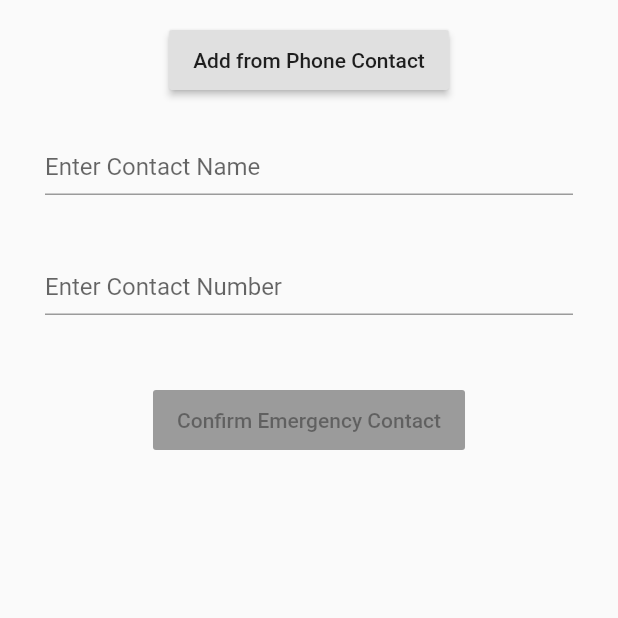
After one commit to laipenghung/Bundle-Of-Joy, a Flutter app: the EmergencyContactTab screen opened directly, after a tap on "Add Contact", on a phone screen of 412 x 824 dp, the top half of it. The commit adds this screen. Run offline on Flutter 3.47's test engine with Material 2 defaults, Android fonts, the phone set to English and light mode, and no system bars; our stand-ins replace cloud_firestore, firebase_auth, firebase_core, flutter_signin_button, fluttertoast, font_awesome_flutter and 1 more; missing offline and left inert: contact_picker, flare_splash_screen, flutter_facebook_login; accounts and stored records are empty.

Commit message:
Update Emergency Contact
Upload incase anything goes wrong

```diff
--- /dev/null
+++ b/main/bundle_of_joy/lib/emerContact/emerContactAdd.dart
@@ -0,0 +1,93 @@
+import 'package:flutter/material.dart';
+import 'package:contact_picker/contact_picker.dart';
+import 'package:fluttertoast/fluttertoast.dart';
+import '../firestore/emerContact.dart';
+
+class EmerContactAdd extends StatefulWidget {
+  @override
+  _EmerContactAddState createState() => _EmerContactAddState();
+}
+
+class _EmerContactAddState extends State<EmerContactAdd> {
+  final ContactPicker _contactPicker = new ContactPicker();
+  //Contact _contact;
+  String _emerContactNo = "", _emerContactName = "";
+  EmerContact emerContact;
+
+  @override
+  Widget build(BuildContext context) {
+    return Scaffold(
+      body: Container(
+          child: Form(
+              child: Column(
+        children: <Widget>[
+          Padding(
+            padding: const EdgeInsets.all(20.0),
+            child: SizedBox(
+              height: 40.0,
+              child: RaisedButton(
+                onPressed: () async {
+                  Contact contact = await _contactPicker.selectContact();
+                  setState(() {
+                    _emerContactNo = contact.phoneNumber.number;
+                    _emerContactName = contact.fullName;
+                  });
+                  Fluttertoast.showToast(
+                    msg: _emerContactName + "\n" + _emerContactNo,
+                    toastLength: Toast.LENGTH_LONG,
+                  );
+                },
+                child: Text("Add from Phone Contact"),
+              ),
+            ),
+          ),
+          Padding(
+            padding: const EdgeInsets.all(30.0),
+            child: SizedBox(
+              height: 20.0,
+              child: TextFormField(
+                decoration: InputDecoration(
+                  hintText: "Enter Contact Name",
+                ),
+                onChanged: (val) {
+                  setState(() => _emerContactName = val);
+                },
+                //validator: (val) {
+                //if (val.isEmpty) return "Enter the contact name";
+                //},
+              ),
+            ),
+          ),
+          Padding(
+            padding: const EdgeInsets.all(30.0),
+            child: SizedBox(
+              height: 20.0,
+              child: TextFormField(
+                decoration: InputDecoration(
+                  hintText: "Enter Contact Number",
+                ),
+                onChanged: (val) {
+                  setState(() => _emerContactNo = val);
+                },
+                //validator: (val) {
+                //if (val.isEmpty) return "Enter the contact name";
+                //},
+              ),
+            ),
+          ),
+          Padding(
+            padding: const EdgeInsets.all(20.0),
+            child: SizedBox(
+              height: 40,
+              child: RaisedButton(
+                color: Colors.yellow,
+                //onPressed: emerContact.addEmerContact(),
+                child: Text("Confirm Emergency Contact"),
+              ),
+            ),
+          ),
+        ],
+      ))),
+    );
+  }
+}
--- /dev/null
+++ b/main/bundle_of_joy/lib/emerContact/emerContactAddScreen.dart
@@ -0,0 +1,33 @@
+import 'package:flutter/material.dart';
+import 'emerContactAdd.dart';
+
+class AddEmerContactScreen extends StatelessWidget {
+  @override
+  Widget build(BuildContext context) {
+    return Center(
+      child: Column(
+        children: [
+          Icon(
+            Icons.home,
+            color: Colors.black,
+            size: 40.0,
+          ),
+          Padding(
+            padding: const EdgeInsets.fromLTRB(25, 10, 25, 10),
+            child: Text(
+              "Seems like you don't have any emergency contact save in your profile.",
+              textAlign: TextAlign.center,
+            ),
+          ),
+          RaisedButton(
+            onPressed: () => Navigator.push(
+                    context,
+                    MaterialPageRoute(builder: (context) => EmerContactAdd()),
+            ),
+            child: Text("Add Contact"),
+          ),
+        ],
+      ),
+    );
+  }
+}
--- /dev/null
+++ b/main/bundle_of_joy/lib/emerContact/emerContactTab.dart
@@ -0,0 +1,11 @@
+import 'package:flutter/material.dart';
+import 'emerContactAddScreen.dart';
+
+class EmergencyContactTab extends StatelessWidget {
+  @override
+  Widget build(BuildContext context) {
+    return Scaffold(
+      body: AddEmerContactScreen(),
+    );
+  }
+}
--- /dev/null
+++ b/main/bundle_of_joy/lib/firestore/emerContact.dart
@@ -0,0 +1,25 @@
+import "package:firebase_auth/firebase_auth.dart";
+import "package:cloud_firestore/cloud_firestore.dart";
+
+class EmerContact {
+  String mEmerContact;
+
+  EmerContact();
+
+  final User user = FirebaseAuth.instance.currentUser;
+  final FirebaseFirestore _db = FirebaseFirestore.instance;
+
+  void checkEmerContact() {}
+
+  void addEmerContact(mEmerContactNo, mEmerContactName) async {
+    CollectionReference users = _db.collection("mother");
+
+    users
+        .doc(user.uid)
+        .update({
+          "m_emergencyContact" : mEmerContactNo,
+        })
+        .then((value) => print("Emergency Contact Added"))
+        .catchError((e) => print("Failed to add Emergency Contact"));
+  }
+}
--- a/main/bundle_of_joy/lib/mother-to-be.dart
+++ b/main/bundle_of_joy/lib/mother-to-be.dart
@@ -1,6 +1,6 @@
 import "package:flutter/material.dart";
 import 'profile.dart';
-import 'emergencyContact.dart';
+import './emerContact/emerContactTab.dart';
 
 class MotherToBeTab extends StatefulWidget {
   @override
@@ -45,7 +45,7 @@ class _MotherToBeTabState extends State<MotherToBeTab> {
                 {
                   Navigator.push(
                     context,
-                    MaterialPageRoute(builder: (context) => EmergencyContacyTab()),
+                    MaterialPageRoute(builder: (context) => EmergencyContactTab()),
                   );
                 }
                 break;
--- a/main/bundle_of_joy/pubspec.yaml
+++ b/main/bundle_of_joy/pubspec.yaml
@@ -36,6 +36,7 @@ dependencies:
   # Use with the CupertinoIcons class for iOS style icons.
   cupertino_icons: ^0.1.3
   contact_picker: ^0.0.2
+  fluttertoast: ^7.1.1
 
 dev_dependencies:
   flutter_test:
```
Also changed, not shown: main/bundle_of_joy/lib/emergencyContact.dart (deleted, +0 -70 lines), main/bundle_of_joy/pubspec.lock.
